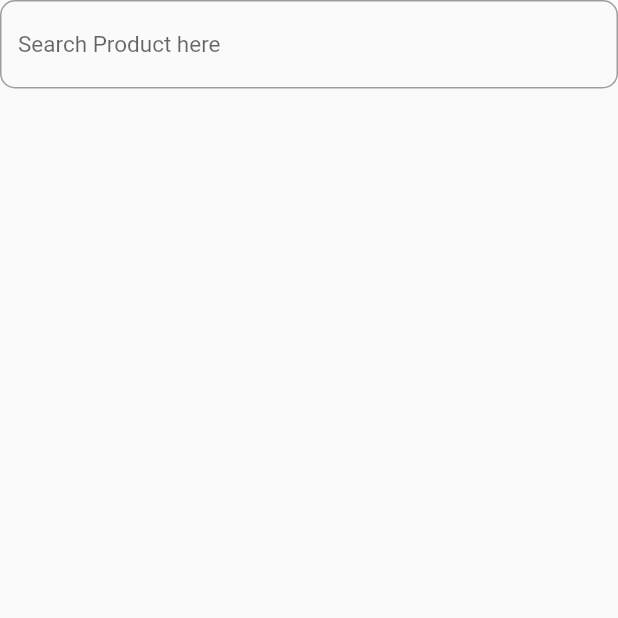
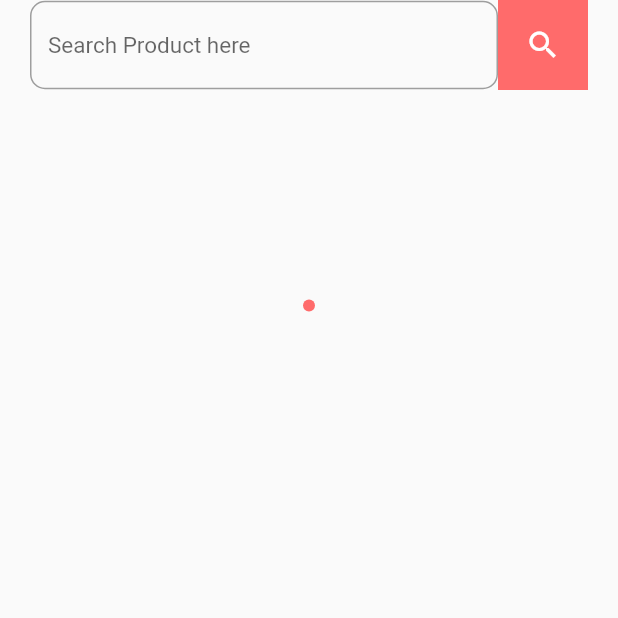
Before and after one commit to piumal96/e_commerce_hndit_individual, a Flutter app: the Home screen opened directly, on a phone screen of 412 x 824 dp, the top half of it. Run offline on Flutter 3.47's test engine with Material 2 defaults, Android fonts, the light colour scheme and no system bars; drawn by our look-alikes of carousel_slider, dots_indicator; our stand-ins replace cloud_firestore, firebase_auth, firebase_core, flutter_screenutil, fluttertoast; accounts and stored records are empty.

Commit message:
home page Slider added

```diff
--- a/lib/ui/bottom_nav_pages/home.dart
+++ b/lib/ui/bottom_nav_pages/home.dart
@@ -1,3 +1,7 @@
+import 'package:carousel_slider/carousel_slider.dart';
+import 'package:cloud_firestore/cloud_firestore.dart';
+import 'package:dots_indicator/dots_indicator.dart';
+import 'package:e_commerce_hndit_individual/const/AppColors.dart';
 import 'package:flutter/material.dart';
 
 class Home extends StatefulWidget {
@@ -8,13 +12,42 @@ class Home extends StatefulWidget {
 }
 
 class _HomeState extends State<Home> {
+  List<String> _carouselImages = [];
+  var _dotPosition = 0;
+  List _products = [];
+  var _firestoreInstance = FirebaseFirestore.instance;
+  final TextEditingController _searchController= TextEditingController();
 
-  TextEditingController _searchController= TextEditingController();
+fetchCarouselImages() async {
+  QuerySnapshot qn =
+  await _firestoreInstance.collection("carousel-slider").get();
+  setState(() {
+    for (int i = 0; i < qn.docs.length; i++) {
+      _carouselImages.add(
+        qn.docs[i]["img-path"],
+      );
+      print(qn.docs[i]["img-path"]);
+    }
+  });
+
+  return qn.docs;
+}
+  @override
+  void initState() {
+    fetchCarouselImages();
+    super.initState();
+  }
   @override
   Widget build(BuildContext context) {
     return Scaffold(
-     body: SafeArea(child: Container(
+     body: SafeArea(
+       child: Container(
        child: Column(
+         children: [
+
+            Padding(
+              padding: const EdgeInsets.only(left: 20,right: 20  ),
+              child: Row(
                 children: [
                   Expanded(child: TextFormField(
                     controller: _searchController,
@@ -22,7 +55,7 @@ class _HomeState extends State<Home> {
                     fillColor: Colors.white,
 
                       focusedBorder: OutlineInputBorder(
-                  borderRadius: BorderRadius.all(Radius.circular(30)),
+                        borderRadius: BorderRadius.all(Radius.circular(20)),
                         borderSide: BorderSide(
                           color: Colors.blue
                         )
@@ -42,14 +75,64 @@ class _HomeState extends State<Home> {
 
 
                   )),
-           Container(
+                  GestureDetector(
+                    child: Container(
                       height: 60,
                       width: 60,
-             child: Center(
+                      color: AppColors.deep_orange,
+
+                      child: const Center(
                         child: Icon(Icons.search,color: Colors.white,),
                       ) ,
 
+                    ),
+                    onTap: (){},
                   )
+
+                ],
+
+              ),
+            ),
+           SizedBox(height: 10 ,),
+           AspectRatio(
+             aspectRatio: 3.5,
+             child: CarouselSlider(
+                 items: _carouselImages
+                     .map((item) => Padding(
+                   padding: const EdgeInsets.only(left: 3, right: 3),
+                   child: Container(
+                     decoration: BoxDecoration(
+                         image: DecorationImage(
+                             image: NetworkImage(item),
+                             fit: BoxFit.fitWidth)),
+                   ),
+                 ))
+                     .toList(),
+                 options: CarouselOptions(
+                     autoPlay: false,
+                     enlargeCenterPage: true,
+                     viewportFraction: 0.8,
+                     enlargeStrategy: CenterPageEnlargeStrategy.height,
+                     onPageChanged: (val, carouselPageChangedReason) {
+                       setState(() {
+
+                       });
+                     })),
+           ),
+           SizedBox(height: 10,),
+           DotsIndicator( dotsCount:
+           _carouselImages.length == 0 ? 1 : _carouselImages.length,
+             position: _dotPosition.toDouble(),
+             decorator: DotsDecorator(
+               activeColor: AppColors.deep_orange,
+               color: AppColors.deep_orange.withOpacity(0.5),
+               spacing: EdgeInsets.all(2),
+               activeSize: Size(8, 8),
+               size: Size(6, 6),
+             ),
+           )
+
+
          ],
        ),
      ),),
```
Lines whose indentation alone changed are shown as unchanged.
